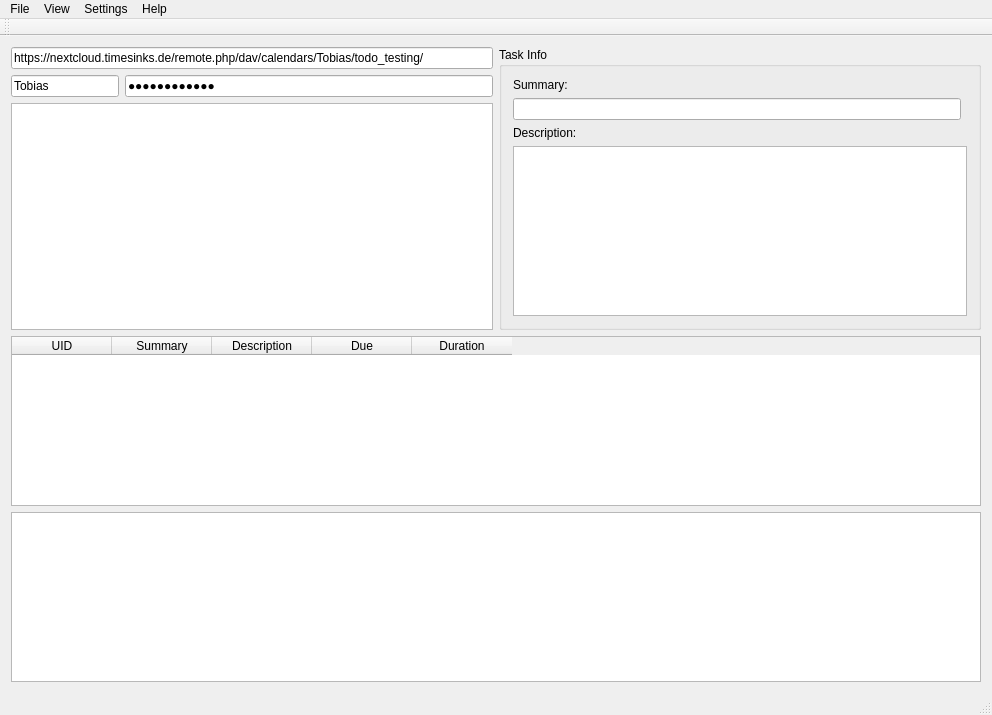
Above: mainwindow.ui from Tercus/ToDo before the change. Below: the same form after it.
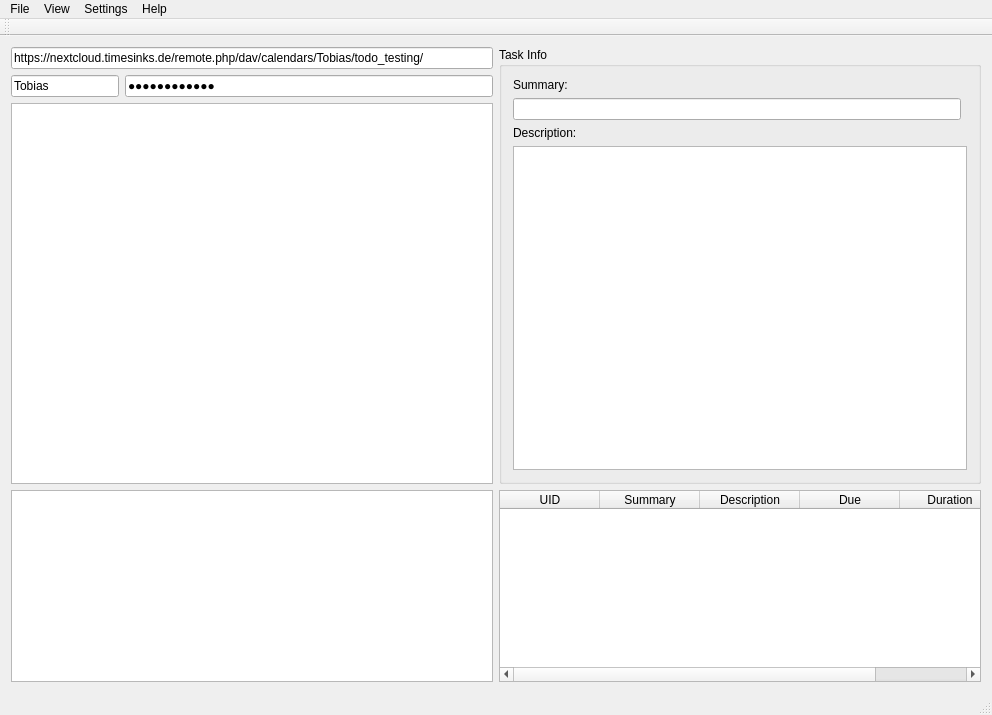
That is the form after the change.

```diff
--- a/mainwindow.ui
+++ b/mainwindow.ui
@@ -103,7 +103,25 @@
      </layout>
     </item>
     <item>
+     <layout class="QHBoxLayout" name="horizontalLayout_2">
+      <item>
+       <widget class="QPlainTextEdit" name="debugField">
+        <property name="sizePolicy">
+         <sizepolicy hsizetype="Expanding" vsizetype="Fixed">
+          <horstretch>0</horstretch>
+          <verstretch>0</verstretch>
+         </sizepolicy>
+        </property>
+       </widget>
+      </item>
+      <item>
      <widget class="QTableWidget" name="tableWidget">
+        <property name="sizePolicy">
+         <sizepolicy hsizetype="Expanding" vsizetype="Fixed">
+          <horstretch>0</horstretch>
+          <verstretch>0</verstretch>
+         </sizepolicy>
+        </property>
       <property name="rowCount">
        <number>0</number>
       </property>
@@ -137,8 +155,7 @@
       </column>
      </widget>
     </item>
-    <item>
-     <widget class="QPlainTextEdit" name="debugField"/>
+     </layout>
     </item>
    </layout>
   </widget>
```
Lines whose indentation alone changed are shown as unchanged.
